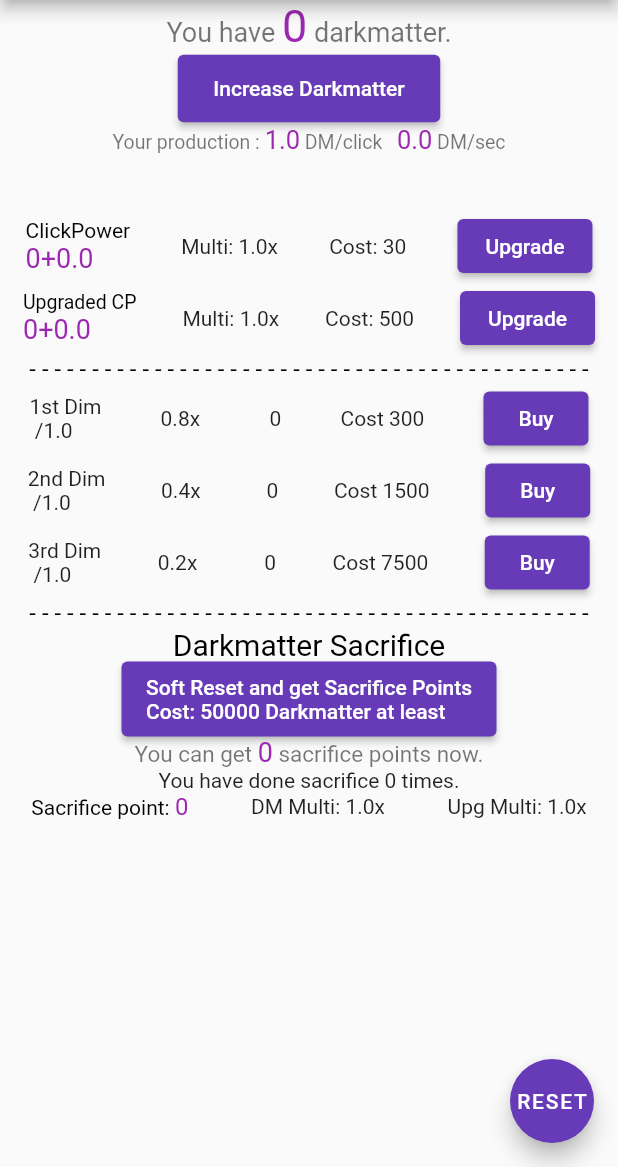
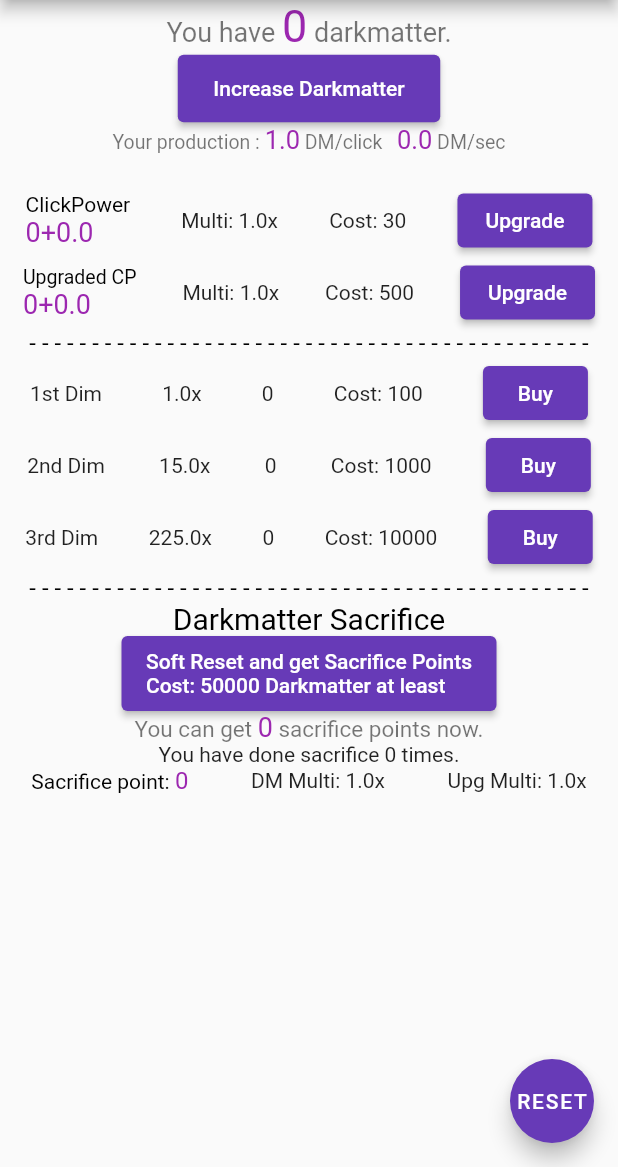
Before and after one commit to Sharpness5-main/IncrementalDarkmatterRebuilt, a Flutter app: the screen it shows after launch, after a tap on "Buy", on a phone screen of 412 x 824 dp, the part 69-1236 px from its top. Run offline on Flutter 3.47's test engine with Material 2 defaults, Android fonts, the light colour scheme and no system bars; our stand-ins replace flutter_riverpod, freezed_annotation.

Commit message:
Lag remove

```diff
--- a/lib/screens/home/home.dart
+++ b/lib/screens/home/home.dart
@@ -71,9 +71,9 @@ class Home extends ConsumerWidget {
                   style: const TextStyle(color: Colors.black54, fontSize: 13),
                   children: <TextSpan>[
                     TextSpan(
-                      text: ((ref.watch(dmperclickProvider) * 1000).round() /
-                              1000)
-                          .toString(),
+                      text:
+                          ((ref.watch(dmperclickProvider) * 100).round() / 100)
+                              .toString(),
                       style: Theme.of(context)
                           .textTheme
                           .headlineMedium
@@ -84,14 +84,13 @@ class Home extends ConsumerWidget {
                       style: TextStyle(color: Colors.black54, fontSize: 13),
                     ),
                     TextSpan(
-                      text: ((((ref.watch(dmdim1Provider)[2] *
-                                              ref.watch(dmdim1Provider)[1] *
-                                              ref.watch(dmdim1Provider)[0]) /
-                                          ref.watch(dmsoftcapdiviserProvider) /
-                                          ref.watch(dmdim1softcapProvider)) *
-                                      1000)
+                      text: ((((ref.watch(dm1persecProvider) +
+                                              ref.watch(dm2persecProvider) +
+                                              ref.watch(dm3persecProvider)) /
+                                          ref.watch(dmsoftcapdiviserProvider)) *
+                                      100)
                                   .round() /
-                              1000)
+                              100)
                           .toString(),
                       style: Theme.of(context)
                           .textTheme
@@ -116,9 +115,9 @@ class Home extends ConsumerWidget {
                     style: const TextStyle(color: Colors.red, fontSize: 14),
                     children: <TextSpan>[
                       TextSpan(
-                        text: ((ref.watch(dmsoftcapdiviserProvider) * 10000)
+                        text: ((ref.watch(dmsoftcapdiviserProvider) * 100)
                                     .round() /
-                                10000)
+                                100)
                             .toString(),
                         style: Theme.of(context)
                             .textTheme
@@ -132,22 +131,6 @@ class Home extends ConsumerWidget {
               }),
             if (ref.watch(dmsoftcapdiviserProvider) <= 1.0)
               const SizedBox(height: 20),
-            if (ref.watch(dmdim1softcapProvider) +
-                    ref.watch(dmdim2softcapProvider) +
-                    ref.watch(dmdim3softcapProvider) >
-                3.0)
-              Text(
-                "Because of dim softcap,your dim is weakened. (Border : 5x)",
-                style: Theme.of(context)
-                    .textTheme
-                    .headlineMedium
-                    ?.copyWith(color: Colors.red, fontSize: 14),
-              ),
-            if (ref.watch(dmdim1softcapProvider) +
-                    ref.watch(dmdim2softcapProvider) +
-                    ref.watch(dmdim3softcapProvider) <=
-                3.0)
-              const SizedBox(height: 17),
             Row(
                 mainAxisAlignment: MainAxisAlignment.spaceAround,
                 children: <Widget>[
@@ -215,12 +198,11 @@ class Home extends ConsumerWidget {
               return Row(
                 mainAxisAlignment: MainAxisAlignment.spaceAround,
                 children: <Widget>[
+                  const Text("1st Dim"),
                   Text(
-                      "1st Dim\n /${(ref.watch(dmdim1softcapProvider) * ref.watch(dmsoftcapdiviserProvider) * 100).round() / 100}"),
-                  Text(
-                      "${(ref.watch(dmdim1Provider)[0] * ref.watch(dmdim1Provider)[1] * 100 / ref.watch(dmdim1softcapProvider) / ref.watch(dmsoftcapdiviserProvider)).round() / 100}x"),
-                  Text("  ${ref.watch(dmdim1Provider)[2].round()}"),
-                  Text("Cost ${ref.watch(dmdim1Provider)[4].round()}"),
+                      "${(ref.watch(dmdim1Provider)[0] * ref.watch(dmdim1Provider)[1] * 100 / ref.watch(dmsoftcapdiviserProvider)).round() / 100}x"),
+                  Text("${ref.watch(dmdim1Provider)[2].round()}"),
+                  Text("Cost: ${ref.watch(dmdim1Provider)[4].round()}"),
                   ElevatedButton(
                     onPressed: homenotifier.buyDmDim1,
                     style: ElevatedButton.styleFrom(
@@ -235,12 +217,11 @@ class Home extends ConsumerWidget {
               return Row(
                 mainAxisAlignment: MainAxisAlignment.spaceAround,
                 children: <Widget>[
+                  const Text("2nd Dim"),
                   Text(
-                      "2nd Dim\n /${(ref.watch(dmdim2softcapProvider) * ref.watch(dmsoftcapdiviserProvider) * 100).round() / 100}"),
-                  Text(
-                      "${(ref.watch(dmdim2Provider)[0] * ref.watch(dmdim2Provider)[1] * 100 / ref.watch(dmdim2softcapProvider) / ref.watch(dmsoftcapdiviserProvider)).round() / 100}x"),
-                  Text("  ${ref.watch(dmdim2Provider)[2].round()}"),
-                  Text("Cost ${ref.watch(dmdim2Provider)[4].round()}"),
+                      "${(ref.watch(dmdim2Provider)[0] * ref.watch(dmdim2Provider)[1] * 100 / ref.watch(dmsoftcapdiviserProvider)).round() / 100}x"),
+                  Text("${ref.watch(dmdim2Provider)[2].round()}"),
+                  Text("Cost: ${ref.watch(dmdim2Provider)[4].round()}"),
                   ElevatedButton(
                     onPressed: homenotifier.buyDmDim2,
                     style: ElevatedButton.styleFrom(
@@ -255,12 +236,11 @@ class Home extends ConsumerWidget {
               return Row(
                 mainAxisAlignment: MainAxisAlignment.spaceAround,
                 children: <Widget>[
+                  const Text("3rd Dim"),
                   Text(
-                      "3rd Dim\n /${(ref.watch(dmdim3softcapProvider) * ref.watch(dmsoftcapdiviserProvider) * 100).round() / 100}"),
-                  Text(
-                      "${(ref.watch(dmdim3Provider)[0] * ref.watch(dmdim3Provider)[1] * 100 / ref.watch(dmdim3softcapProvider) / ref.watch(dmsoftcapdiviserProvider)).round() / 100}x"),
-                  Text("  ${ref.watch(dmdim3Provider)[2].round()}"),
-                  Text("Cost ${ref.watch(dmdim3Provider)[4].round()}"),
+                      "${(ref.watch(dmdim3Provider)[0] * ref.watch(dmdim3Provider)[1] * 100 / ref.watch(dmsoftcapdiviserProvider)).round() / 100}x"),
+                  Text("${ref.watch(dmdim3Provider)[2].round()}"),
+                  Text("Cost: ${ref.watch(dmdim3Provider)[4].round()}"),
                   ElevatedButton(
                     onPressed: homenotifier.buyDmDim3,
                     style: ElevatedButton.styleFrom(
@@ -359,7 +339,7 @@ class Home extends ConsumerWidget {
                   }),
                   Text("DM Multi: ${ref.watch(spmultiplierProvider)}x"),
                   Text(
-                      "Upg Multi: ${((ref.watch(spmultiupgProvider)) * 1000).round() / 1000}x"),
+                      "Upg Multi: ${((ref.watch(spmultiupgProvider)) * 100).round() / 100}x"),
                 ]),
           ],
         ),
--- a/lib/screens/home/home_notifier.dart
+++ b/lib/screens/home/home_notifier.dart
@@ -42,98 +42,34 @@ class HomeRiverpodNotifier extends StateNotifier<HomeRiverpodState> {
   }
 
   void flameUpdate(Timer timer) {
-    var fps = ref.watch(gamefpsProvider.notifier);
     var darkmatter = ref.watch(darkmatterProvider.notifier);
     var dmsoftcapdiviser = ref.watch(dmsoftcapdiviserProvider.notifier);
     var dmperclick = ref.watch(dmperclickProvider.notifier);
+    var dm1persec = ref.watch(dm1persecProvider.notifier);
+    var dm2persec = ref.watch(dm2persecProvider.notifier);
+    var dm3persec = ref.watch(dm3persecProvider.notifier);
     var cpmultiplier = ref.watch(cpmultiplierProvider.notifier);
     var upmultiplier = ref.watch(upmultiplierProvider.notifier);
     var spmultiplier = ref.watch(spmultiplierProvider.notifier);
-    var dmdim1softcap = ref.watch(dmdim1softcapProvider.notifier);
-    var dmdim2softcap = ref.watch(dmdim2softcapProvider.notifier);
-    var dmdim3softcap = ref.watch(dmdim3softcapProvider.notifier);
-    var clickpower = ref.watch(clickpowerProvider.notifier);
-    var upgradepower = ref.watch(upgradepowerProvider.notifier);
     var sacrificepointincrease =
         ref.watch(sacrificepointincreaseProvider.notifier);
-    var freecpupg = ref.watch(freecpupgProvider.notifier);
-    var freeupupg = ref.watch(freeupupgProvider.notifier);
-    //各Dimensionの処理
-    var dmdim1 = ref.watch(dmdim1Provider.notifier); //list
-    var dmdim2 = ref.watch(dmdim2Provider.notifier); //list
-    var dmdim3 = ref.watch(dmdim3Provider.notifier); //list
     dmperclick.update((state) =>
         ((cpmultiplier.state * upmultiplier.state * spmultiplier.state) /
             dmsoftcapdiviser.state));
-    if ((dmdim1.state[2] * dmdim1.state[1] * dmdim1.state[0]) /
-            dmsoftcapdiviser.state >
-        5 * dmperclick.state) {
-      dmdim1softcap.update((state) => //softcap計算
-          pow(
-                  ((dmdim1.state[2] * dmdim1.state[1] * dmdim1.state[0]) /
-                      dmsoftcapdiviser.state /
-                      (dmperclick.state * 5)),
-                  1.5)
-              .toDouble());
-    } else {
-      dmdim1softcap.update((state) => 1);
-    }
-    if (dmdim1.state[2] > 5 * dmdim2.state[2] && dmdim2.state[2] != 0) {
-      dmdim2softcap.update((state) =>
-          pow((dmdim1.state[2] / (dmdim2.state[2] * 5)), 1.5).toDouble());
-    } else {
-      dmdim2softcap.update((state) => 1);
-    }
-    if (dmdim2.state[2] > 5 * dmdim3.state[2] && dmdim3.state[2] != 0) {
-      dmdim3softcap.update((state) =>
-          pow((dmdim2.state[2] / (dmdim3.state[2] * 5)), 1.5).toDouble());
-    } else {
-      dmdim3softcap.update((state) => 1);
-    }
-    darkmatter.update((state) =>
-        darkmatter.state +
-        ((dmdim1.state[2] * dmdim1.state[1] * dmdim1.state[0]) /
-                (dmsoftcapdiviser.state * dmdim1softcap.state)) /
-            fps.state);
-    dmdim1.update((state) => [
-          dmdim1.state[0],
-          dmdim1.state[1],
-          dmdim1.state[2] +
-              ((dmdim2.state[2] * dmdim2.state[1] * dmdim2.state[0]) /
-                  (dmsoftcapdiviser.state * dmdim2softcap.state) /
-                  fps.state), //dimensionの所持数増加
-          dmdim1.state[3],
-          dmdim1.state[4]
-        ]);
-    dmdim2.update((state) => [
-          dmdim2.state[0],
-          dmdim2.state[1],
-          dmdim2.state[2] +
-              ((dmdim3.state[2] * dmdim3.state[1] * dmdim3.state[0]) /
-                  (dmsoftcapdiviser.state * dmdim3softcap.state) /
-                  fps.state),
-          dmdim2.state[3],
-          dmdim2.state[4]
-        ]);
+    darkmatter.update((state) => (darkmatter.state +
+            (dm1persec.state + dm2persec.state + dm3persec.state) /
+                dmsoftcapdiviser.state)
+        .round()
+        .toDouble());
     if (darkmatter.state >= 50000) {
-      sacrificepointincrease.update((state) => (pow(
-                      (darkmatter.state - 50000),
-                      0.25 +
-                          0.0015 *
-                              ((clickpower.state + freecpupg.state) +
-                                  2 * (upgradepower.state + freeupupg.state))) *
-                  2.5 +
-              0.05 *
-                  ((clickpower.state + freecpupg.state) +
-                      2 * (upgradepower.state + freeupupg.state)))
-          .round()
-          .toDouble());
+      sacrificepointincrease.update(
+          (state) => (pow((darkmatter.state - 50000), 0.3)).round().toDouble());
     } else {
       sacrificepointincrease.update((state) => 0);
     }
     if (darkmatter.state >= 214748) {
       dmsoftcapdiviser
-          .update((state) => pow((darkmatter.state / 214748), 2.5).toDouble());
+          .update((state) => pow((darkmatter.state / 214748), 2).toDouble());
     } else {
       dmsoftcapdiviser.update((state) => 1.0);
     }
@@ -143,14 +79,9 @@ class HomeRiverpodNotifier extends StateNotifier<HomeRiverpodState> {
     var darkmatter = ref.watch(darkmatterProvider.notifier);
     var dmperclick = ref.watch(dmperclickProvider.notifier);
     var dmsoftcapdiviser = ref.watch(dmsoftcapdiviserProvider.notifier);
-//    var clickpower = ref.watch(clickpowerProvider.notifier);
     var cpmultiplier = ref.watch(cpmultiplierProvider.notifier);
-//    var upgradepower = ref.watch(upgradepowerProvider.notifier);
     var upmultiplier = ref.watch(upmultiplierProvider.notifier);
-//    var freecpupg = ref.watch(freecpupgProvider.notifier);
-//    var freeupupg = ref.watch(freeupupgProvider.notifier);
     var spmultiplier = ref.watch(spmultiplierProvider.notifier);
-//    var sacrificepointincrease =
     ref.watch(sacrificepointincreaseProvider.notifier);
     dmperclick.update((state) =>
         ((cpmultiplier.state * upmultiplier.state * spmultiplier.state) /
@@ -179,6 +110,9 @@ class HomeRiverpodNotifier extends StateNotifier<HomeRiverpodState> {
     var dmdim1 = ref.watch(dmdim1Provider.notifier);
     var dmdim2 = ref.watch(dmdim2Provider.notifier);
     var dmdim3 = ref.watch(dmdim3Provider.notifier);
+    var dm1persec = ref.watch(dm1persecProvider.notifier);
+    var dm2persec = ref.watch(dm2persecProvider.notifier);
+    var dm3persec = ref.watch(dm3persecProvider.notifier);
     darkmatter.update((state) => 0);
     dmperclick.update((state) => 1);
     dmsoftcapdiviser.update((state) => 1);
@@ -195,55 +129,47 @@ class HomeRiverpodNotifier extends StateNotifier<HomeRiverpodState> {
     spmultiupg.update((state) => 1);
     sacrificepointincrease.update((state) => 0);
     sacrificecount.update((state) => 0);
+    dm1persec.update((state) => 0);
+    dm2persec.update((state) => 0);
+    dm3persec.update((state) => 0);
     dmdim1.update((state) => [
-          0.8,
+          1,
           1.0,
           0.0,
           0,
-          300,
+          100,
         ]);
     dmdim2.update((state) => [
-          0.4,
+          15,
           1.0,
           0.0,
           0,
-          1500,
+          1000,
         ]);
     dmdim3.update((state) => [
-          0.2,
+          225,
           1.0,
           0.0,
           0,
-          7500,
+          10000,
         ]);
   }
 
   void upgradeClickPower() {
     var darkmatter = ref.watch(darkmatterProvider.notifier);
-//    var dmperclick = ref.watch(dmperclickProvider.notifier);
     var clickpower = ref.watch(clickpowerProvider.notifier);
     var cpupgcost = ref.watch(cpupgcostProvider.notifier);
     var cpmultiplier = ref.watch(cpmultiplierProvider.notifier);
-//    var upgradepower = ref.watch(upgradepowerProvider.notifier);
-//    var upupgcost = ref.watch(upupgcostProvider.notifier);
-//    var upmultiplier = ref.watch(upmultiplierProvider.notifier);
     var freecpupg = ref.watch(freecpupgProvider.notifier);
-//    var freeupupg = ref.watch(freeupupgProvider.notifier);
-//    var sacrificepoint = ref.watch(sacrificepointProvider.notifier);
-//    var spmultiplier = ref.watch(spmultiplierProvider.notifier);
-//    var spmultiupg = ref.watch(spmultiupgProvider.notifier);
-//    var sacrificepointincrease =
-//        ref.watch(sacrificepointincreaseProvider.notifier);
-//    var sacrificecount = ref.watch(sacrificecountProvider.notifier);
     if (darkmatter.state >= cpupgcost.state) {
+      darkmatter.update((state) => darkmatter.state - cpupgcost.state);
       clickpower.update((state) => clickpower.state + 1);
       cpmultiplier.update((state) =>
           ((pow(1.025, (clickpower.state + freecpupg.state)) *
                       (1 + (clickpower.state + freecpupg.state) * 0.25)) *
-                  1000)
+                  100)
               .round() /
-          1000);
-      darkmatter.update((state) => darkmatter.state - cpupgcost.state);
+          100);
     }
     if (clickpower.state <= 15) {
       cpupgcost.update(
@@ -264,21 +190,15 @@ class HomeRiverpodNotifier extends StateNotifier<HomeRiverpodState> {
 
   void upgradeUpgradePower() {
     var darkmatter = ref.watch(darkmatterProvider.notifier);
-//    var dmperclick = ref.watch(dmperclickProvider.notifier);
     var clickpower = ref.watch(clickpowerProvider.notifier);
-//    var cpupgcost = ref.watch(cpupgcostProvider.notifier);
     var cpmultiplier = ref.watch(cpmultiplierProvider.notifier);
     var upgradepower = ref.watch(upgradepowerProvider.notifier);
     var upupgcost = ref.watch(upupgcostProvider.notifier);
     var upmultiplier = ref.watch(upmultiplierProvider.notifier);
     var freecpupg = ref.watch(freecpupgProvider.notifier);
     var freeupupg = ref.watch(freeupupgProvider.notifier);
-//    var sacrificepoint = ref.watch(sacrificepointProvider.notifier);
-//    var spmultiplier = ref.watch(spmultiplierProvider.notifier);
     var spmultiupg = ref.watch(spmultiupgProvider.notifier);
-//    var sacrificepointincrease =
     ref.watch(sacrificepointincreaseProvider.notifier);
-//    var sacrificecount = ref.watch(sacrificecountProvider.notifier);
     if (darkmatter.state >= upupgcost.state) {
       darkmatter.update((state) => darkmatter.state - upupgcost.state);
       upgradepower.update((state) => upgradepower.state + 1);
@@ -287,15 +207,15 @@ class HomeRiverpodNotifier extends StateNotifier<HomeRiverpodState> {
       upmultiplier.update((state) =>
           ((pow(1.05, (upgradepower.state + freeupupg.state)) *
                       (1 + (upgradepower.state + freeupupg.state) * 0.4)) *
-                  1000)
+                  100)
               .round() /
-          1000);
+          100);
       cpmultiplier.update((state) =>
           ((pow(1.025, (clickpower.state + freecpupg.state)) *
                       (1 + (clickpower.state + freecpupg.state) * 0.25)) *
-                  1000)
+                  100)
               .round() /
-          1000);
+          100);
     }
     if (upgradepower.state <= 5) {
       upupgcost.update(
@@ -318,76 +238,55 @@ class HomeRiverpodNotifier extends StateNotifier<HomeRiverpodState> {
 
   void buyDmDim1() {
     var dmdim1 = ref.watch(dmdim1Provider.notifier);
+    var dm1persec = ref.watch(dm1persecProvider.notifier);
     var darkmatter = ref.watch(darkmatterProvider.notifier);
-    var spmultiplier = ref.watch(spmultiplierProvider.notifier);
     if (darkmatter.state >= dmdim1.state[4]) {
       darkmatter.update((state) => darkmatter.state - dmdim1.state[4]);
       dmdim1.update((state) => [
             dmdim1.state[0],
-            dmdim1.state[1],
+            dmdim1.state[1] * 1.2,
             dmdim1.state[2] + 1,
             dmdim1.state[3] + 1,
-            dmdim1.state[4],
+            dmdim1.state[4] * 1.75,
           ]);
-      dmdim1.update((state) => [
-            dmdim1.state[0],
-            dmdim1.state[0] *
-                pow(1.2, dmdim1.state[3]) * //倍率計算とコスト計算
-                pow(spmultiplier.state, 0.85),
-            dmdim1.state[2],
-            dmdim1.state[3],
-            300 * pow(1.6, dmdim1.state[3]),
-          ]);
+      dm1persec.update((state) =>
+          (dmdim1.state[0] * dmdim1.state[1] * dmdim1.state[2]).toDouble());
     }
   }
 
   void buyDmDim2() {
     var dmdim2 = ref.watch(dmdim2Provider.notifier);
     var darkmatter = ref.watch(darkmatterProvider.notifier);
-    var spmultiplier = ref.watch(spmultiplierProvider.notifier);
+    var dm2persec = ref.watch(dm2persecProvider.notifier);
     if (darkmatter.state >= dmdim2.state[4]) {
       darkmatter.update((state) => darkmatter.state - dmdim2.state[4]);
       dmdim2.update((state) => [
             dmdim2.state[0],
-            dmdim2.state[1],
+            dmdim2.state[1] * 1.225,
             dmdim2.state[2] + 1,
             dmdim2.state[3] + 1,
-            dmdim2.state[4],
+            dmdim2.state[4] * 1.9,
           ]);
-      dmdim2.update((state) => [
-            dmdim2.state[0],
-            dmdim2.state[0] *
-                pow(1.2, dmdim2.state[3]) *
-                pow(spmultiplier.state, 0.85),
-            dmdim2.state[2],
-            dmdim2.state[3],
-            1500 * pow(1.75, dmdim2.state[3]),
-          ]);
+      dm2persec.update((state) =>
+          (dmdim2.state[0] * dmdim2.state[1] * dmdim2.state[2]).toDouble());
     }
   }
 
   void buyDmDim3() {
     var dmdim3 = ref.watch(dmdim3Provider.notifier);
     var darkmatter = ref.watch(darkmatterProvider.notifier);
-    var spmultiplier = ref.watch(spmultiplierProvider.notifier);
+    var dm3persec = ref.watch(dm3persecProvider.notifier);
     if (darkmatter.state >= dmdim3.state[4]) {
       darkmatter.update((state) => darkmatter.state - dmdim3.state[4]);
       dmdim3.update((state) => [
             dmdim3.state[0],
-            dmdim3.state[1],
+            dmdim3.state[1] * 1.25,
             dmdim3.state[2] + 1,
             dmdim3.state[3] + 1,
-            dmdim3.state[4],
+            dmdim3.state[4] * 2.25,
           ]);
-      dmdim3.update((state) => [
-            dmdim3.state[0],
-            dmdim3.state[0] *
-                pow(1.2, dmdim3.state[3]) *
-                pow(spmultiplier.state, 0.85),
-            dmdim3.state[2],
-            dmdim3.state[3],
-            7500 * pow(1.9, dmdim3.state[3]),
-          ]);
+      dm3persec.update((state) =>
+          (dmdim3.state[0] * dmdim3.state[1] * dmdim3.state[2]).toDouble());
     }
   }
 
@@ -412,28 +311,21 @@ class HomeRiverpodNotifier extends StateNotifier<HomeRiverpodState> {
     var dmdim1 = ref.watch(dmdim1Provider.notifier);
     var dmdim2 = ref.watch(dmdim2Provider.notifier);
     var dmdim3 = ref.watch(dmdim3Provider.notifier);
+    var dm1persec = ref.watch(dm1persecProvider.notifier);
+    var dm2persec = ref.watch(dm2persecProvider.notifier);
+    var dm3persec = ref.watch(dm3persecProvider.notifier);
     if (darkmatter.state >= 50000) {
-      sacrificepointincrease.update((state) => (pow(
-                      (darkmatter.state - 50000),
-                      0.25 +
-                          0.0015 *
-                              ((clickpower.state + freecpupg.state) +
-                                  2 * (upgradepower.state + freeupupg.state))) *
-                  2.5 +
-              0.05 *
-                  ((clickpower.state + freecpupg.state) +
-                      2 * (upgradepower.state + freeupupg.state)))
-          .round()
-          .toDouble());
+      sacrificepointincrease.update(
+          (state) => (pow((darkmatter.state - 50000), 0.3)).round().toDouble());
       sacrificepoint.update(
           (state) => sacrificepoint.state + sacrificepointincrease.state);
       sacrificecount.update((state) => sacrificecount.state + 1);
       spmultiplier.update((state) =>
           (((1 + sacrificepoint.state * 0.002) *
                       pow(1.02, sacrificecount.state)) *
-                  1000)
+                  100)
               .round() /
-          1000);
+          100);
       spmultiupg.update((state) =>
           (1 + sacrificepoint.state * 0.0012) *
           (1 + 0.0005 * sacrificecount.state));
@@ -451,26 +343,29 @@ class HomeRiverpodNotifier extends StateNotifier<HomeRiverpodState> {
       dmperclick.update((state) =>
           ((cpmultiplier.state * upmultiplier.state * spmultiplier.state) /
               dmsoftcapdiviser.state));
+      dm1persec.update((state) => 0);
+      dm2persec.update((state) => 0);
+      dm3persec.update((state) => 0);
       dmdim1.update((state) => [
-            0.8,
+            1,
             1.0,
             0.0,
             0,
-            300,
+            100,
           ]);
       dmdim2.update((state) => [
-            0.4,
+            15,
             1.0,
             0.0,
             0,
-            1500,
+            1000,
           ]);
       dmdim3.update((state) => [
-            0.2,
+            225,
             1.0,
             0.0,
             0,
-            7500,
+            10000,
           ]);
     }
   }
--- a/lib/valueable_provider.dart
+++ b/lib/valueable_provider.dart
@@ -1,8 +1,11 @@
 import 'package:flutter_riverpod/flutter_riverpod.dart';
 
-final gamefpsProvider = StateProvider((ref) => 30.0); //fps
+final gamefpsProvider = StateProvider((ref) => 1.0); //fps
 final darkmatterProvider = StateProvider((ref) => 0.0);
 final dmperclickProvider = StateProvider((ref) => 1.0);
+final dm1persecProvider = StateProvider((ref) => 0.0);
+final dm2persecProvider = StateProvider((ref) => 0.0);
+final dm3persecProvider = StateProvider((ref) => 0.0);
 final dmsoftcapdiviserProvider = StateProvider((ref) => 1.0);
 final clickpowerProvider = StateProvider((ref) => 0.0);
 final cpupgcostProvider = StateProvider((ref) => 30.0);
@@ -18,12 +21,8 @@ final spmultiupgProvider = StateProvider((ref) => 1.0);
 final sacrificepointincreaseProvider = StateProvider((ref) => 0.0);
 final sacrificecountProvider =
     StateProvider((ref) => 0.0); //↓格納してる数値は 1stから順に「ex倍率/倍率/所持数/購入数/コスト」
-final dmdim1Provider =
-    StateProvider<List<num>>((ref) => [0.8, 1.0, 0.0, 0, 300]);
+final dmdim1Provider = StateProvider<List<num>>((ref) => [1, 1.0, 0.0, 0, 100]);
 final dmdim2Provider =
-    StateProvider<List<num>>((ref) => [0.4, 1.0, 0.0, 0, 1500]);
+    StateProvider<List<num>>((ref) => [15, 1.0, 0.0, 0, 1000]);
 final dmdim3Provider =
-    StateProvider<List<num>>((ref) => [0.2, 1.0, 0.0, 0, 7500]);
-final dmdim1softcapProvider = StateProvider((ref) => 1.0);
-final dmdim2softcapProvider = StateProvider((ref) => 1.0);
-final dmdim3softcapProvider = StateProvider((ref) => 1.0);
+    StateProvider<List<num>>((ref) => [225, 1.0, 0.0, 0, 10000]);
```
